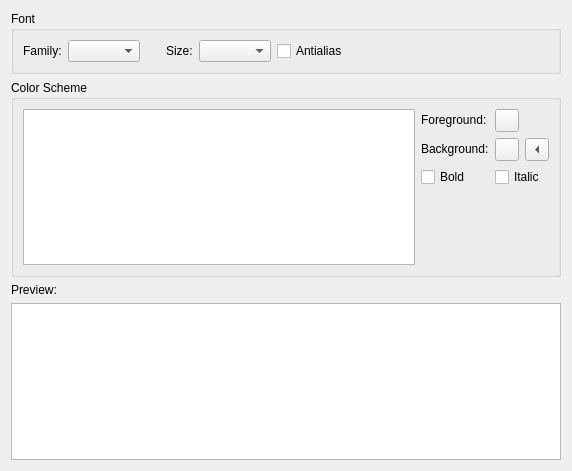
qt-creator/qt-creator, file src/plugins/texteditor/fontsettingspage.ui: the form before one commit.
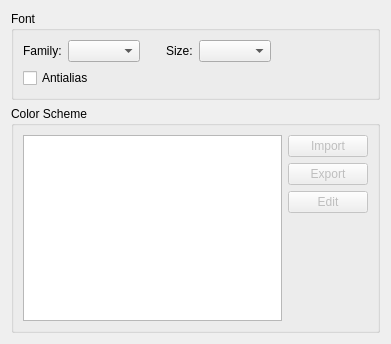
The form after the commit.

Commit message:
Moved editing of the color scheme into a separate dialog
In preparation of being able to select from multiple color schemes.

Patch:
```diff
--- a/src/plugins/texteditor/fontsettingspage.ui
+++ b/src/plugins/texteditor/fontsettingspage.ui
@@ -6,18 +6,18 @@
    <rect>
     <x>0</x>
     <y>0</y>
-    <width>572</width>
-    <height>471</height>
+    <width>391</width>
+    <height>344</height>
    </rect>
   </property>
-  <layout class="QVBoxLayout">
+  <layout class="QVBoxLayout" name="verticalLayout">
    <item>
     <widget class="QGroupBox" name="groupBox">
      <property name="title">
       <string>Font</string>
      </property>
-     <layout class="QHBoxLayout">
-      <item>
+     <layout class="QGridLayout" name="gridLayout">
+      <item row="0" column="0">
        <widget class="QLabel" name="label_5">
         <property name="sizePolicy">
          <sizepolicy hsizetype="Fixed" vsizetype="Fixed">
@@ -30,7 +30,7 @@
         </property>
        </widget>
       </item>
-      <item>
+      <item row="0" column="1">
        <widget class="QComboBox" name="familyComboBox">
         <property name="sizePolicy">
          <sizepolicy hsizetype="Fixed" vsizetype="Fixed">
@@ -40,7 +40,7 @@
         </property>
        </widget>
       </item>
-      <item>
+      <item row="0" column="2">
        <spacer>
         <property name="orientation">
          <enum>Qt::Horizontal</enum>
@@ -56,7 +56,7 @@
         </property>
        </spacer>
       </item>
-      <item>
+      <item row="0" column="3">
        <widget class="QLabel" name="label_6">
         <property name="sizePolicy">
          <sizepolicy hsizetype="Fixed" vsizetype="Fixed">
@@ -69,7 +69,7 @@
         </property>
        </widget>
       </item>
-      <item>
+      <item row="0" column="4">
        <widget class="QComboBox" name="sizeComboBox">
         <property name="sizePolicy">
          <sizepolicy hsizetype="Fixed" vsizetype="Fixed">
@@ -79,168 +79,84 @@
         </property>
        </widget>
       </item>
-      <item>
+      <item row="0" column="5">
+       <spacer>
+        <property name="orientation">
+         <enum>Qt::Horizontal</enum>
+        </property>
+        <property name="sizeHint" stdset="0">
+         <size>
+          <width>40</width>
+          <height>20</height>
+         </size>
+        </property>
+       </spacer>
+      </item>
+      <item row="1" column="0" colspan="2">
        <widget class="QCheckBox" name="antialias">
         <property name="text">
          <string>Antialias</string>
         </property>
        </widget>
       </item>
-      <item>
-       <spacer>
-        <property name="orientation">
-         <enum>Qt::Horizontal</enum>
-        </property>
-        <property name="sizeHint" stdset="0">
-         <size>
-          <width>40</width>
-          <height>20</height>
-         </size>
-        </property>
-       </spacer>
-      </item>
      </layout>
     </widget>
    </item>
    <item>
     <widget class="QGroupBox" name="groupBox_2">
-     <property name="sizePolicy">
-      <sizepolicy hsizetype="Expanding" vsizetype="Expanding">
-       <horstretch>0</horstretch>
-       <verstretch>0</verstretch>
-      </sizepolicy>
-     </property>
      <property name="title">
       <string>Color Scheme</string>
      </property>
-     <layout class="QHBoxLayout">
-      <item>
-       <widget class="QListWidget" name="itemListWidget">
-        <property name="sizePolicy">
-         <sizepolicy hsizetype="Expanding" vsizetype="Expanding">
-          <horstretch>1</horstretch>
-          <verstretch>0</verstretch>
-         </sizepolicy>
+     <layout class="QGridLayout" name="gridLayout_2">
+      <item row="0" column="1">
+       <widget class="QPushButton" name="importButton">
+        <property name="enabled">
+         <bool>false</bool>
         </property>
+        <property name="text">
+         <string>Import</string>
+        </property>
        </widget>
       </item>
-      <item>
-       <layout class="QGridLayout">
-        <item row="2" column="0">
-         <widget class="QCheckBox" name="boldCheckBox">
-          <property name="text">
-           <string>Bold</string>
-          </property>
-         </widget>
-        </item>
-        <item row="2" column="1">
-         <widget class="QCheckBox" name="italicCheckBox">
-          <property name="text">
-           <string>Italic</string>
-          </property>
-         </widget>
-        </item>
-        <item row="0" column="1">
-         <widget class="QToolButton" name="foregroundToolButton">
-          <property name="sizePolicy">
-           <sizepolicy hsizetype="Fixed" vsizetype="Fixed">
-            <horstretch>0</horstretch>
-            <verstretch>0</verstretch>
-           </sizepolicy>
-          </property>
-          <property name="text">
-           <string/>
-          </property>
-         </widget>
-        </item>
-        <item row="1" column="0">
-         <widget class="QLabel" name="label_2">
-          <property name="sizePolicy">
-           <sizepolicy hsizetype="Fixed" vsizetype="Fixed">
-            <horstretch>0</horstretch>
-            <verstretch>0</verstretch>
-           </sizepolicy>
-          </property>
-          <property name="text">
-           <string>Background:</string>
-          </property>
-         </widget>
-        </item>
-        <item row="0" column="0">
-         <widget class="QLabel" name="label">
-          <property name="sizePolicy">
-           <sizepolicy hsizetype="Fixed" vsizetype="Fixed">
-            <horstretch>0</horstretch>
-            <verstretch>0</verstretch>
-           </sizepolicy>
-          </property>
-          <property name="text">
-           <string>Foreground:</string>
-          </property>
-         </widget>
-        </item>
-        <item row="3" column="1">
-         <spacer>
-          <property name="orientation">
-           <enum>Qt::Vertical</enum>
-          </property>
-          <property name="sizeHint" stdset="0">
-           <size>
-            <width>20</width>
-            <height>40</height>
-           </size>
-          </property>
-         </spacer>
-        </item>
-        <item row="1" column="1">
-         <layout class="QHBoxLayout" name="horizontalLayout">
-          <item>
-           <widget class="QToolButton" name="backgroundToolButton">
-            <property name="sizePolicy">
-             <sizepolicy hsizetype="Fixed" vsizetype="Fixed">
-              <horstretch>0</horstretch>
-              <verstretch>0</verstretch>
-             </sizepolicy>
-            </property>
-            <property name="text">
-             <string/>
-            </property>
-           </widget>
-          </item>
-          <item>
-           <widget class="QToolButton" name="eraseBackgroundToolButton">
-            <property name="toolTip">
-             <string>Erase background</string>
-            </property>
-            <property name="text">
-             <string>x</string>
-            </property>
-            <property name="arrowType">
-             <enum>Qt::LeftArrow</enum>
-            </property>
-           </widget>
-          </item>
-         </layout>
-        </item>
-       </layout>
+      <item row="1" column="1">
+       <widget class="QPushButton" name="exportButton">
+        <property name="enabled">
+         <bool>false</bool>
+        </property>
+        <property name="text">
+         <string>Export</string>
+        </property>
+       </widget>
+      </item>
+      <item row="2" column="1">
+       <widget class="QPushButton" name="editButton">
+        <property name="enabled">
+         <bool>false</bool>
+        </property>
+        <property name="text">
+         <string>Edit</string>
+        </property>
+       </widget>
+      </item>
+      <item row="3" column="1">
+       <spacer name="verticalSpacer">
+        <property name="orientation">
+         <enum>Qt::Vertical</enum>
+        </property>
+        <property name="sizeHint" stdset="0">
+         <size>
+          <width>20</width>
+          <height>87</height>
+         </size>
+        </property>
+       </spacer>
+      </item>
+      <item row="0" column="0" rowspan="4">
+       <widget class="QListWidget" name="schemeListWidget"/>
       </item>
      </layout>
     </widget>
    </item>
-   <item>
-    <widget class="QLabel" name="label_3">
-     <property name="text">
-      <string>Preview:</string>
-     </property>
-    </widget>
-   </item>
-   <item>
-    <widget class="QTextEdit" name="previewTextEdit">
-     <property name="readOnly">
-      <bool>true</bool>
-     </property>
-    </widget>
-   </item>
   </layout>
  </widget>
  <resources/>
```
The commit also changes 8 other files.
